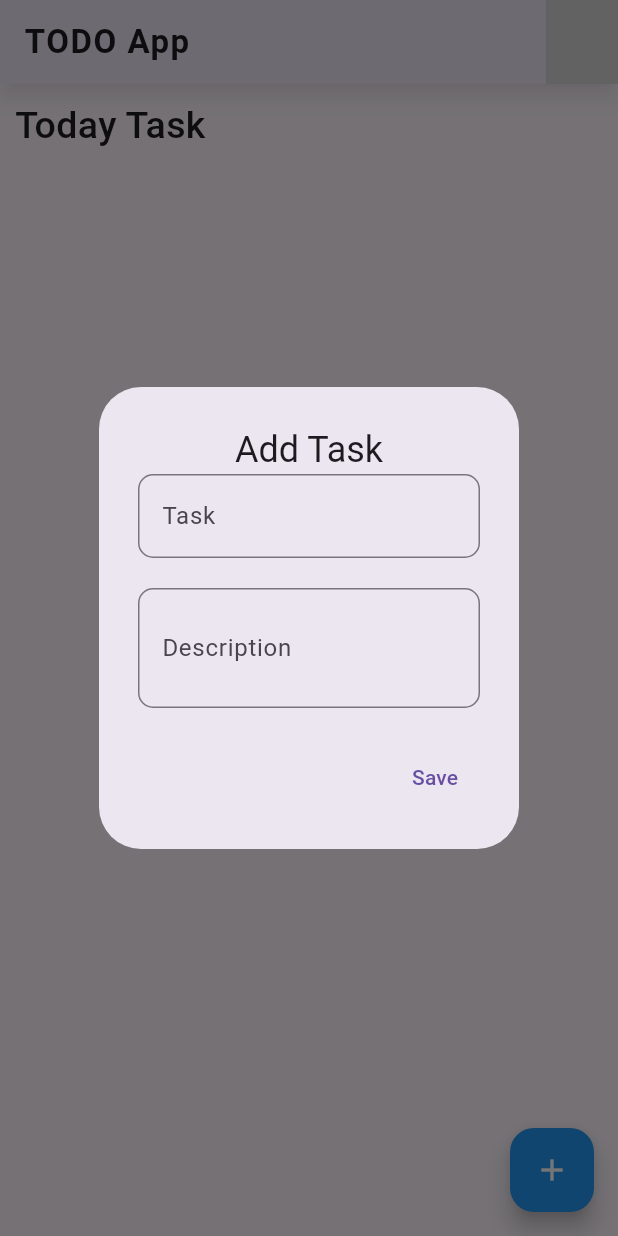
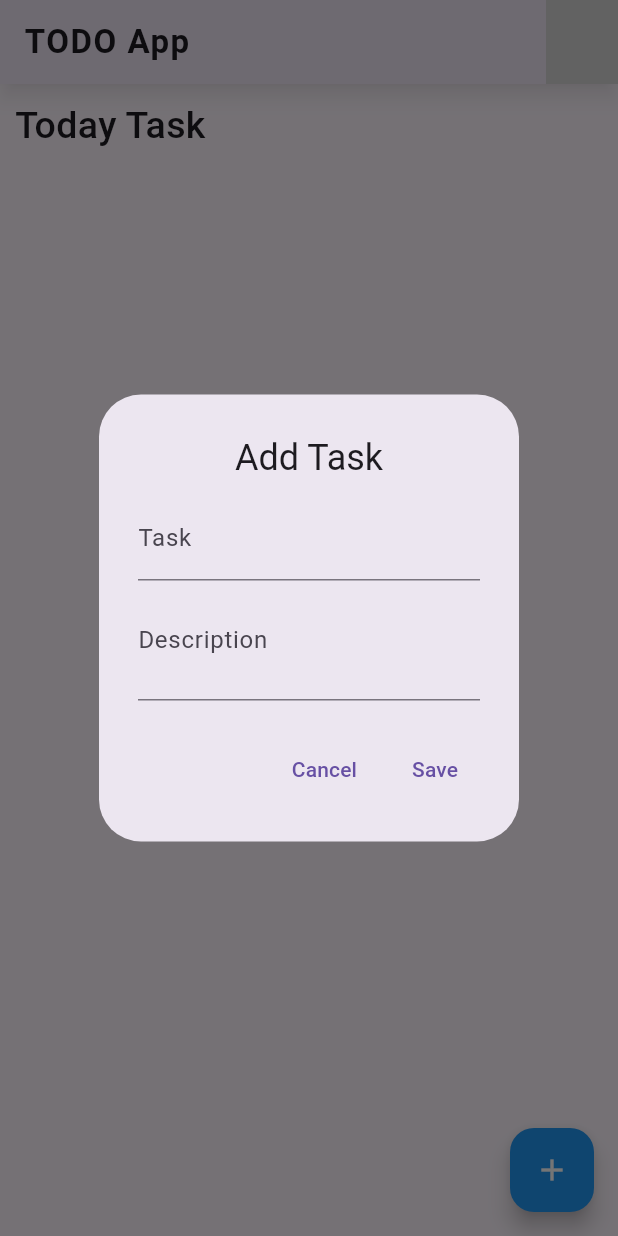
Before and after one commit to Avesh6754/provider_crud_app, a Flutter app: the screen it shows after launch, after a tap on the "add" icon, on a phone screen of 412 x 824 dp. Run offline on Flutter 3.47's test engine with Material 3 defaults, Android fonts, the phone set to English and light mode, and no system bars; our stand-ins replace flutter_speed_dial, getwidget, local_auth, shared_preferences.

Commit message:
13-11-2024

```diff
--- a/lib/todo_app_sharepreference/view/component/task_add.dart
+++ b/lib/todo_app_sharepreference/view/component/task_add.dart
@@ -25,6 +25,7 @@ class Task_Add extends StatelessWidget {
           child: Column(
             children: [
               Text('Add Task'),
+              SizedBox(height: 10,),
               TextFormField(
                 validator: (value) {
                   return value!.isEmpty
@@ -32,15 +33,9 @@ class Task_Add extends StatelessWidget {
                       : null;
                 },
                 controller: txtname,
-                decoration: InputDecoration(
+                decoration: const InputDecoration(
                     label: Text('Task'),
-                    border: OutlineInputBorder(
-                        borderRadius: BorderRadius.circular(10),
-                        borderSide: const BorderSide(
-                            color: Colors.blue, width: 2))),
-              ),
-              const SizedBox(
-                height: 20,
+                ),
               ),
               TextFormField(
                 validator: (value) {
@@ -50,13 +45,8 @@ class Task_Add extends StatelessWidget {
                 },
                 controller: txtid,
                 maxLines: 2,
-                decoration: InputDecoration(
+                decoration: const InputDecoration(
                   label: Text('Description'),
-                  border: OutlineInputBorder(
-                    borderRadius: BorderRadius.circular(10),
-                    borderSide:
-                    BorderSide(color: Colors.blue, width: 2),
-                  ),
                 ),
               ),
             ],
@@ -64,6 +54,9 @@ class Task_Add extends StatelessWidget {
         ),
       ),
       actions: [
+        TextButton(onPressed: () {
+          Navigator.of(context).pop();
+        }, child: Text('Cancel')),
         TextButton(
             onPressed: () {
               if (formkey.currentState!.validate()) {
```
Also changed, not shown: lib/todo_app_sharepreference/view/component/textfield.dart (+1 -7 lines), lib/todo_app_sharepreference/view/component/updatetask.dart (+5 -4 lines), todo1.png (added), todo2.png (added), todo3.png (added), todo4.png (added), todo5.png (added), todo6.png (added).
